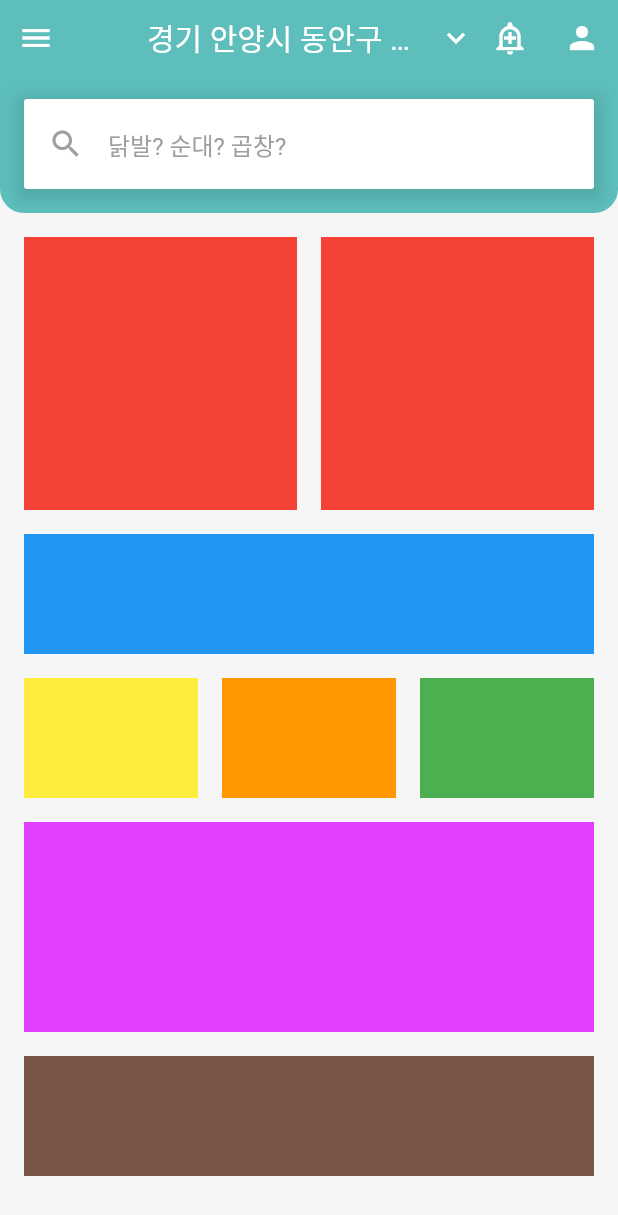
After one commit to johyunchol/flutter_ui_sample, a Flutter app: the BaeminHome screen opened directly, on a phone screen of 412 x 824 dp. The commit adds this screen. Shown: the top 1215 px of the screen. Run offline on Flutter 3.47's test engine with Material 2 defaults, Android fonts, the phone set to English and light mode, and no system bars; our stand-ins replace get.

Commit message:
배달의 민족 UI 구현 중

```diff
--- /dev/null
+++ b/lib/src/baemin/baemin_home.dart
@@ -0,0 +1,130 @@
+import 'package:flutter/material.dart';
+
+class BaeminHome extends StatelessWidget {
+  const BaeminHome({Key? key}) : super(key: key);
+
+  @override
+  Widget build(BuildContext context) {
+    Widget _appBar() {
+      return SafeArea(
+        child: Container(
+          width: double.infinity,
+          decoration: BoxDecoration(color: Color.fromARGB(255, 93, 190, 187)),
+          child: Row(
+            mainAxisAlignment: MainAxisAlignment.spaceBetween,
+            children: [
+              IconButton(onPressed: () {}, icon: Icon(Icons.menu)),
+              Container(width: 50, height: 50),
+              Expanded(
+                  child: Row(
+                    mainAxisAlignment: MainAxisAlignment.spaceBetween,
+                    children: [
+                      Expanded(child: Text('경기 안양시 동안구 동편로 1111-2222', maxLines: 1, overflow: TextOverflow.ellipsis, style: TextStyle(fontSize: 20))),
+                      Icon(Icons.keyboard_arrow_down),
+                    ],
+                  )),
+              IconButton(onPressed: () {}, icon: Icon(Icons.add_alert_outlined)),
+              IconButton(onPressed: () {}, icon: Icon(Icons.person)),
+            ],
+          ),
+        ),
+      );
+    }
+
+    Widget _contents() {
+      Widget _search() {
+        return Container(
+          decoration: BoxDecoration(
+            color: Color.fromARGB(255, 93, 190, 187),
+            borderRadius: BorderRadius.only(bottomLeft: Radius.circular(16), bottomRight: Radius.circular(16)),
+          ),
+          child: Padding(
+            padding: const EdgeInsets.all(16.0),
+            child: Container(
+              width: double.infinity,
+              height: 60,
+              decoration: BoxDecoration(
+                color: Colors.white,
+                borderRadius: BorderRadius.circular(2),
+                boxShadow: [
+                  BoxShadow(
+                    color: Colors.transparent.withOpacity(0.1),
+                    spreadRadius: 5,
+                    blurRadius: 7,
+                    offset: Offset(0, 3), // changes position of shadow
+                  ),
+                ],
+              ),
+              child: Row(
+                children: [
+                  Padding(
+                    padding: const EdgeInsets.all(16.0),
+                    child: Icon(Icons.search, color: Colors.grey),
+                  ),
+                  Expanded(child: Text('닭발? 순대? 곱창?', style: TextStyle(color: Colors.grey, fontSize: 16)))
+                ],
+              ),
+            ),
+          ),
+        );
+      }
+
+      double squareSize = (MediaQuery.of(context).size.width - 48) / 2;
+      return Expanded(
+          child: SingleChildScrollView(
+            child: Column(
+              children: [
+                _search(),
+                Padding(
+                  padding: const EdgeInsets.all(16.0),
+                  child: Column(
+                    children: [
+                      Row(
+                        children: [
+                          Container(width: squareSize, height: squareSize, color: Colors.red),
+                          SizedBox(width: 16),
+                          Container(width: squareSize, height: squareSize, color: Colors.red),
+                        ],
+                      ),
+                      SizedBox(height: 16),
+                      Container(height: 80, color: Colors.blue),
+                      SizedBox(height: 16),
+                      Row(
+                        children: [
+                          Expanded(flex: 1, child: Container(height: 80, color: Colors.yellow)),
+                          SizedBox(width: 16),
+                          Expanded(flex: 1, child: Container(height: 80, color: Colors.orange)),
+                          SizedBox(width: 16),
+                          Expanded(flex: 1, child: Container(height: 80, color: Colors.green)),
+                        ],
+                      ),
+                      SizedBox(height: 16),
+                      Container(
+                        width: double.infinity,
+                        height: 140,
+                        child: PageView(
+                          children: [
+                            Container(color: Colors.purpleAccent),
+                            Container(color: Colors.deepPurple),
+                          ],
+                        ),
+                      ),
+                      SizedBox(height: 16),
+                      Container(
+                        height: 80,
+                        color: Colors.brown,
+                      ),
+                    ],
+                  ),
+                )
+              ],
+            ),
+          ));
+    }
+
+    return Scaffold(
+      backgroundColor: Color.fromARGB(255, 246, 246, 246),
+      body: Column(children: [_appBar(), _contents()]),
+    );
+  }
+}
--- a/pubspec.yaml
+++ b/pubspec.yaml
@@ -35,6 +35,7 @@ dependencies:
   # Use with the CupertinoIcons class for iOS style icons.
   cupertino_icons: ^1.0.2
   dio: ^4.0.5
+  get: ^4.6.1
 
 dev_dependencies:
   flutter_test:
```
Also changed, not shown: lib/main.dart (+41 -5 lines), lib/src/baemin/baemin_home_bak.dart (added, +135 -0 lines), pubspec.lock.
